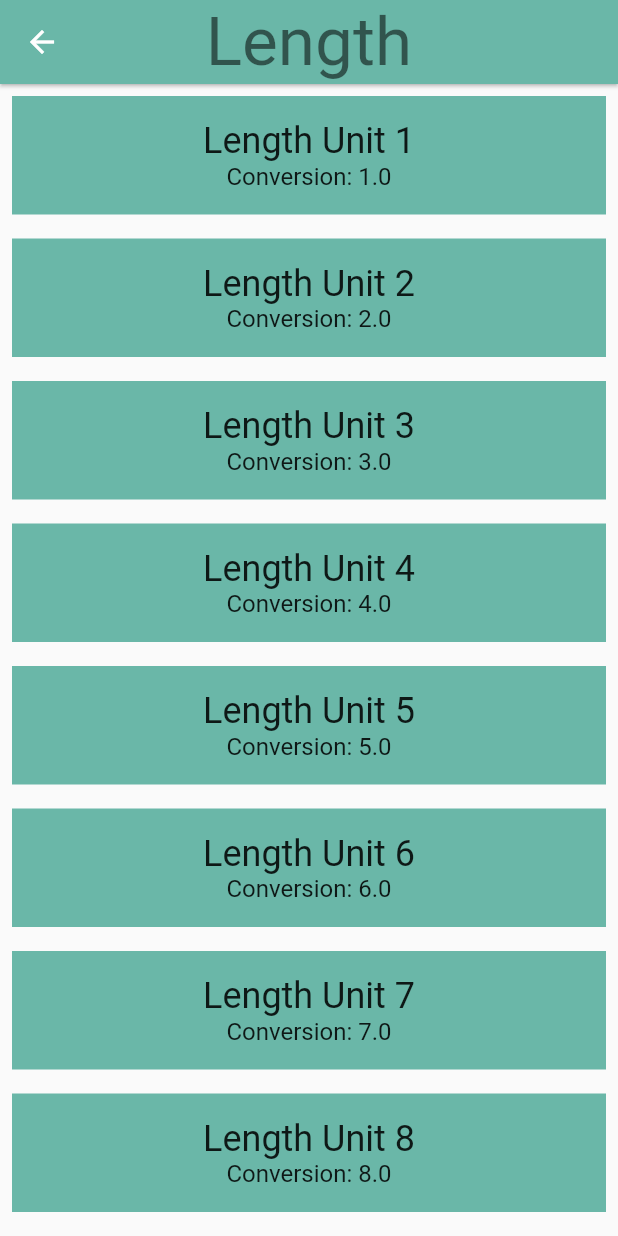
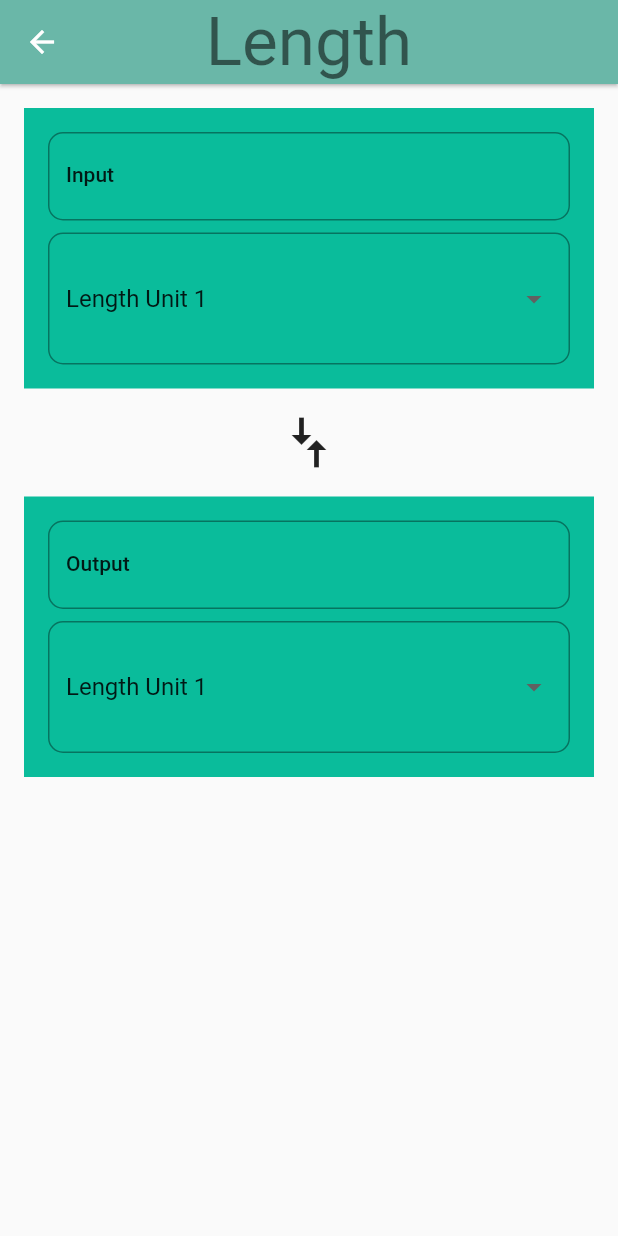
Before and after one commit to SheppardX/Flutter-Tutorial, a Flutter app: the screen it shows after launch, after a tap on "Length", on a phone screen of 412 x 824 dp. Run offline on Flutter 3.47's test engine with Material 2 defaults, Android fonts, the phone set to English and light mode, and no system bars.

Commit message:
added input and output container for converting

```diff
--- a/lib/categroy_route.dart
+++ b/lib/categroy_route.dart
@@ -7,7 +7,7 @@ import 'package:flutter/material.dart';
 import 'category.dart';
 import 'unit.dart';
 
-final _backgroundColor = Colors.blue[100];
+final _backgroundColor = Colors.blueAccent;
 
 /// Category Route (screen).
 ///
@@ -110,7 +110,6 @@ class _CategoryRouteState extends State<CategoryRoute> {
   @override
   Widget build(BuildContext context) {
     final listView = Container(
-      color: _backgroundColor,
       padding: const EdgeInsets.symmetric(horizontal: 8.0),
       child: _buildCategoryWidgets(),
     );
@@ -120,7 +119,6 @@ class _CategoryRouteState extends State<CategoryRoute> {
       title: const Text(
         'Unit Converter',
         style: TextStyle(
-          color: Colors.black,
           fontSize: 30.0,
         ),
       ),
--- a/lib/converter_route.dart
+++ b/lib/converter_route.dart
@@ -2,68 +2,174 @@
 // Use of this source code is governed by a BSD-style license that can be
 // found in the LICENSE file.
 
+// ignore_for_file: unused_element
+
 import 'package:flutter/material.dart';
-import 'package:hello_rectangle/unit.dart';
 
-/// Converter screen where users can input amounts to convert.
-///
-/// Currently, it just displays a list of mock units.
+import 'unit.dart';
+
+const _padding = EdgeInsets.all(16.0);
+const _borderRadius = BorderRadius.all(Radius.circular(10.0));
+
+/// [ConverterRoute] where users can input amounts to convert in one [Unit]
+/// and retrieve the conversion in another [Unit] for a specific [Category].
 ///
 /// While it is named ConverterRoute, a more apt name would be ConverterScreen,
 /// because it is responsible for the UI at the route's destination.
 class ConverterRoute extends StatefulWidget {
+  /// Color for this [Category].
+  final ColorSwatch color;
+
   /// Units for this [Category].
   final List<Unit> units;
-  final Color color;
   final String name;
 
+  /// This [ConverterRoute] requires the color and units to not be null.
   const ConverterRoute({
+    required this.color,
     required this.units,
-    required this.color,
     required this.name,
     Key? key,
   }) : super(key: key);
 
   @override
-  createState() => _ConverterRouteState();
+  _ConverterRouteState createState() => _ConverterRouteState();
 }
 
 class _ConverterRouteState extends State<ConverterRoute> {
-  List<Unit> units = [];
+  @override
+  // TODO: Set some variables, such as for keeping track of the user's input
+  // value and units
+  int value = 0;
+  double unit = 1.0;
 
-  @override
-  void initState() {
-    super.initState();
-    setState(() {
-      units = widget.units;
-    });
+  // TODO: Determine whether you need to override anything, such as initState()
+
+  // TODO: Add other helper functions. We've given you one, _format()
+
+  /// Clean up conversion; trim trailing zeros, e.g. 5.500 -> 5.5, 10.0 -> 10
+  String _format(double conversion) {
+    var outputNum = conversion.toStringAsPrecision(7);
+    if (outputNum.contains('.') && outputNum.endsWith('0')) {
+      var i = outputNum.length - 1;
+      while (outputNum[i] == '0') {
+        i -= 1;
+      }
+      outputNum = outputNum.substring(0, i + 1);
+    }
+    if (outputNum.endsWith('.')) {
+      return outputNum.substring(0, outputNum.length - 1);
+    }
+    return outputNum;
   }
 
   @override
   Widget build(BuildContext context) {
-    // Here is just a placeholder for a list of mock units
-    final unitWidgets = units.map((Unit unit) {
-      return Container(
-        margin: const EdgeInsets.all(8.0),
-        padding: const EdgeInsets.all(16.0),
-        color: widget.color,
+    final inputContainer = Container(
+      color: widget.color['splash'],
+      child: Padding(
+        padding: _padding,
         child: Column(
+          crossAxisAlignment: CrossAxisAlignment.stretch,
           children: <Widget>[
-            Text(
-              unit.name!,
-              style: Theme.of(context).textTheme.headline5,
+            TextField(
+              keyboardType: TextInputType.number,
+              decoration: InputDecoration(
+                border: const OutlineInputBorder(borderRadius: _borderRadius),
+                labelText: 'Input',
+                labelStyle: Theme.of(context).textTheme.bodyText1,
+              ),
             ),
-            Text(
-              'Conversion: ${unit.conversion}',
-              style: Theme.of(context).textTheme.subtitle1,
+            Padding(
+              padding: const EdgeInsets.fromLTRB(0, 8, 0, 0),
+              child: InputDecorator(
+                decoration: const InputDecoration(
+                  border: OutlineInputBorder(borderRadius: _borderRadius),
+                ),
+                child: DropdownButton<double>(
+                  value: unit,
+                  isExpanded: true,
+                  icon: const Icon(Icons.arrow_drop_down),
+                  onChanged: (double? newValue) {
+                    setState(() {
+                      unit = newValue!;
+                    });
+                  },
+                  underline: DropdownButtonHideUnderline(child: Container()),
+                  items: widget.units
+                      .map((e) => DropdownMenuItem(
+                          value: e.conversion, child: Text(e.name)))
+                      .toList(),
+                ),
+              ),
             ),
           ],
         ),
-      );
-    }).toList();
+      ),
+    );
 
-    return ListView(
-      children: unitWidgets,
+    final compareArrows = Container(
+      alignment: Alignment.center,
+      padding: const EdgeInsets.fromLTRB(0, 16, 0, 16),
+      child: const RotatedBox(
+        quarterTurns: 1,
+        child: Icon(Icons.compare_arrows, size: 40),
+      ),
+    );
+    // TODO: Create the 'output' group of widgets. This is a Column that
+    final outputContainer = Container(
+      color: widget.color['splash'],
+      child: Padding(
+        padding: _padding,
+        child: Column(
+          crossAxisAlignment: CrossAxisAlignment.stretch,
+          children: <Widget>[
+            TextField(
+              keyboardType: TextInputType.number,
+              decoration: InputDecoration(
+                border: const OutlineInputBorder(borderRadius: _borderRadius),
+                labelText: 'Output',
+                labelStyle: Theme.of(context).textTheme.bodyText1,
+              ),
+            ),
+            Padding(
+              padding: const EdgeInsets.fromLTRB(0, 8, 0, 0),
+              child: InputDecorator(
+                decoration: const InputDecoration(
+                  border: OutlineInputBorder(borderRadius: _borderRadius),
+                ),
+                child: DropdownButton<double>(
+                  value: unit,
+                  isExpanded: true,
+                  icon: const Icon(Icons.arrow_drop_down),
+                  onChanged: (double? newValue) {
+                    setState(() {
+                      unit = newValue!;
+                    });
+                  },
+                  underline: DropdownButtonHideUnderline(child: Container()),
+                  items: widget.units
+                      .map((e) => DropdownMenuItem(
+                          value: e.conversion, child: Text(e.name)))
+                      .toList(),
+                ),
+              ),
+            ),
+          ],
+        ),
+      ),
+    );
+
+    // TODO: Return the input, arrows, and output widgets, wrapped in a Column.
+
+    // TODO: Delete the below placeholder code.
+
+    return Padding(
+      padding: _padding,
+      child: Column(
+        crossAxisAlignment: CrossAxisAlignment.stretch,
+        children: [inputContainer, compareArrows, outputContainer],
+      ),
     );
   }
 }
--- a/lib/unit.dart
+++ b/lib/unit.dart
@@ -4,8 +4,8 @@
 
 /// Information about a [Unit].
 class Unit {
-  final String? name;
-  final double? conversion;
+  final String name;
+  final double conversion;
 
   /// A [Unit] stores its name and conversion factor.
   ///
```
